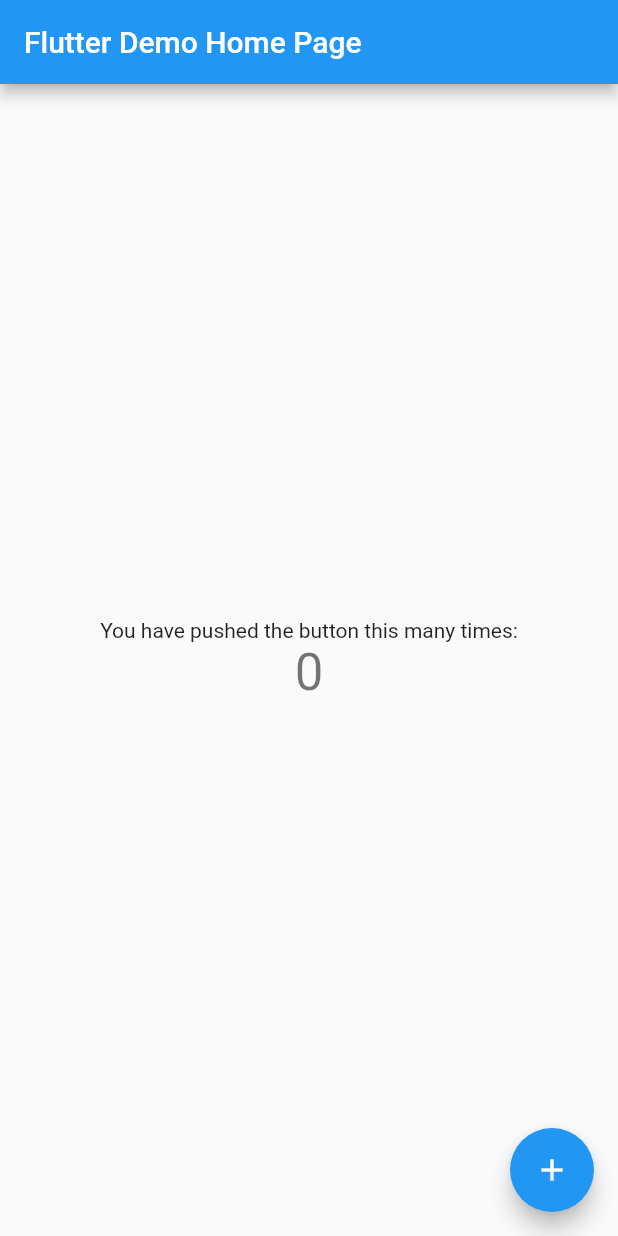
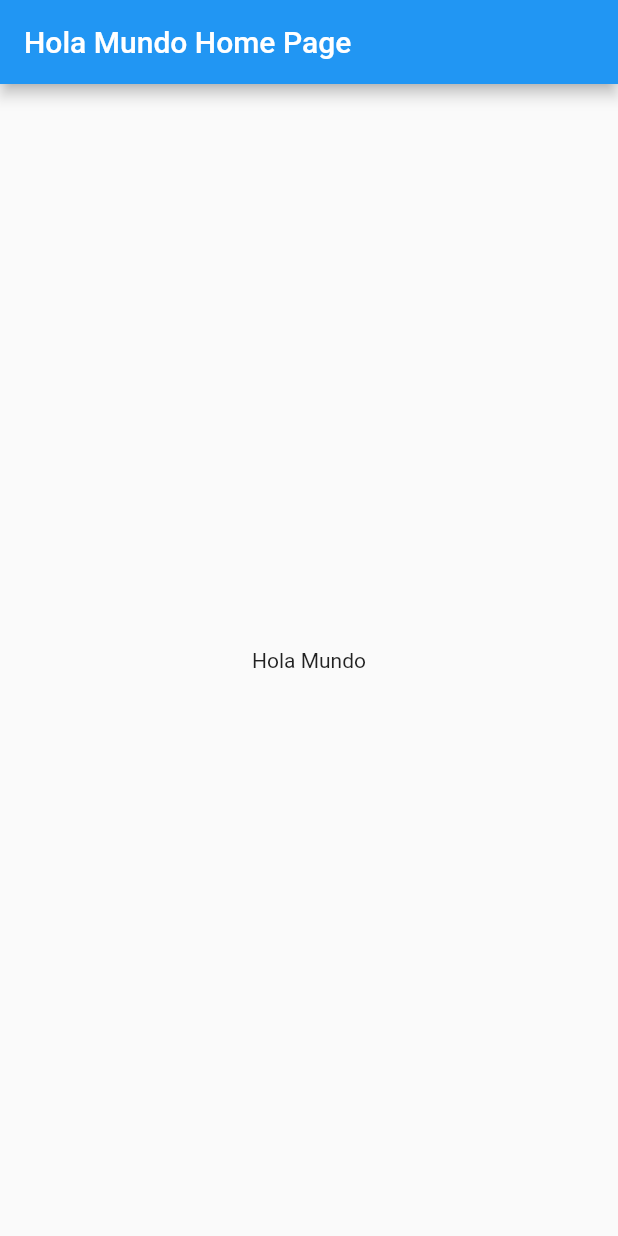
Before and after one commit to jdbencardinop/movilesunal2020-2, a Flutter app: the screen it shows after launch, on a phone screen of 412 x 824 dp. Run offline on Flutter 3.47's test engine with Material 2 defaults, Android fonts, the phone set to English and light mode, and no system bars.

Commit message:
Hola Mundo en Flutter
Se limpió el arcivo de los comentarios generados automáticamente para que sea más conciso el código

```diff
--- a/hello_world_flutter/lib/main.dart
+++ b/hello_world_flutter/lib/main.dart
@@ -9,39 +9,18 @@ class MyApp extends StatelessWidget {
   @override
   Widget build(BuildContext context) {
     return MaterialApp(
-      title: 'Flutter Demo',
+      title: 'Hola Mundo',
       theme: ThemeData(
-        // This is the theme of your application.
-        //
-        // Try running your application with "flutter run". You'll see the
-        // application has a blue toolbar. Then, without quitting the app, try
-        // changing the primarySwatch below to Colors.green and then invoke
-        // "hot reload" (press "r" in the console where you ran "flutter run",
-        // or simply save your changes to "hot reload" in a Flutter IDE).
-        // Notice that the counter didn't reset back to zero; the application
-        // is not restarted.
         primarySwatch: Colors.blue,
-        // This makes the visual density adapt to the platform that you run
-        // the app on. For desktop platforms, the controls will be smaller and
-        // closer together (more dense) than on mobile platforms.
         visualDensity: VisualDensity.adaptivePlatformDensity,
       ),
-      home: MyHomePage(title: 'Flutter Demo Home Page'),
+      home: MyHomePage(title: 'Hola Mundo Home Page'),
     );
   }
 }
 
 class MyHomePage extends StatefulWidget {
   MyHomePage({Key key, this.title}) : super(key: key);
-
-  // This widget is the home page of your application. It is stateful, meaning
-  // that it has a State object (defined below) that contains fields that affect
-  // how it looks.
-
-  // This class is the configuration for the state. It holds the values (in this
-  // case the title) provided by the parent (in this case the App widget) and
-  // used by the build method of the State. Fields in a Widget subclass are
-  // always marked "final".
 
   final String title;
 
@@ -50,67 +29,16 @@ class MyHomePage extends StatefulWidget {
 }
 
 class _MyHomePageState extends State<MyHomePage> {
-  int _counter = 0;
-
-  void _incrementCounter() {
-    setState(() {
-      // This call to setState tells the Flutter framework that something has
-      // changed in this State, which causes it to rerun the build method below
-      // so that the display can reflect the updated values. If we changed
-      // _counter without calling setState(), then the build method would not be
-      // called again, and so nothing would appear to happen.
-      _counter++;
-    });
-  }
-
   @override
   Widget build(BuildContext context) {
-    // This method is rerun every time setState is called, for instance as done
-    // by the _incrementCounter method above.
-    //
-    // The Flutter framework has been optimized to make rerunning build methods
-    // fast, so that you can just rebuild anything that needs updating rather
-    // than having to individually change instances of widgets.
     return Scaffold(
       appBar: AppBar(
-        // Here we take the value from the MyHomePage object that was created by
-        // the App.build method, and use it to set our appbar title.
         title: Text(widget.title),
       ),
       body: Center(
-        // Center is a layout widget. It takes a single child and positions it
-        // in the middle of the parent.
-        child: Column(
-          // Column is also a layout widget. It takes a list of children and
-          // arranges them vertically. By default, it sizes itself to fit its
-          // children horizontally, and tries to be as tall as its parent.
-          //
-          // Invoke "debug painting" (press "p" in the console, choose the
-          // "Toggle Debug Paint" action from the Flutter Inspector in Android
-          // Studio, or the "Toggle Debug Paint" command in Visual Studio Code)
-          // to see the wireframe for each widget.
-          //
-          // Column has various properties to control how it sizes itself and
-          // how it positions its children. Here we use mainAxisAlignment to
-          // center the children vertically; the main axis here is the vertical
-          // axis because Columns are vertical (the cross axis would be
-          // horizontal).
-          mainAxisAlignment: MainAxisAlignment.center,
-          children: <Widget>[
-            Text(
-              'You have pushed the button this many times:',
-            ),
-            Text(
-              '$_counter',
-              style: Theme.of(context).textTheme.headline4,
-            ),
-          ],
+        child: Text(
+          'Hola Mundo',
         ),
-      ),
-      floatingActionButton: FloatingActionButton(
-        onPressed: _incrementCounter,
-        tooltip: 'Increment',
-        child: Icon(Icons.add),
       ), // This trailing comma makes auto-formatting nicer for build methods.
     );
   }
```
